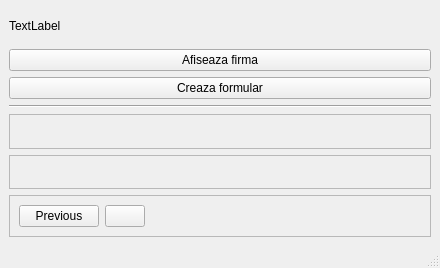
fictionalKarma/benchmark-tests, file ProjPOO/principalform.ui: the form before one commit.
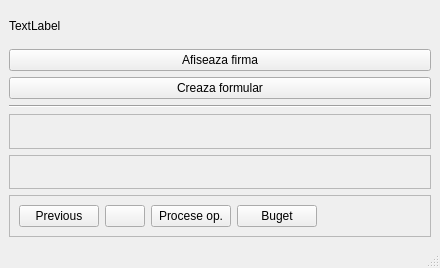
The form after the commit.

```diff
--- a/ProjPOO/principalform.ui
+++ b/ProjPOO/principalform.ui
@@ -101,6 +101,20 @@
          </property>
         </widget>
        </item>
+       <item>
+        <widget class="QPushButton" name="procese_button">
+         <property name="text">
+          <string>Procese op.</string>
+         </property>
+        </widget>
+       </item>
+       <item>
+        <widget class="QPushButton" name="buget_button">
+         <property name="text">
+          <string>Buget</string>
+         </property>
+        </widget>
+       </item>
        <item>
         <spacer name="horizontalSpacer">
          <property name="orientation">
```
Left out of the diff: 2 changed lines with no effect on the pictures.
